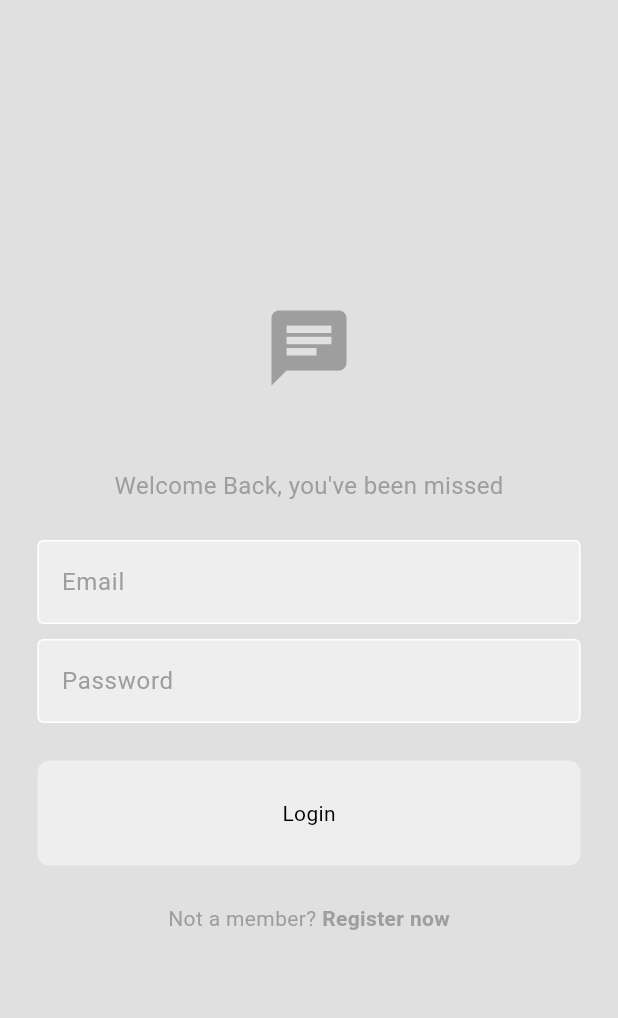
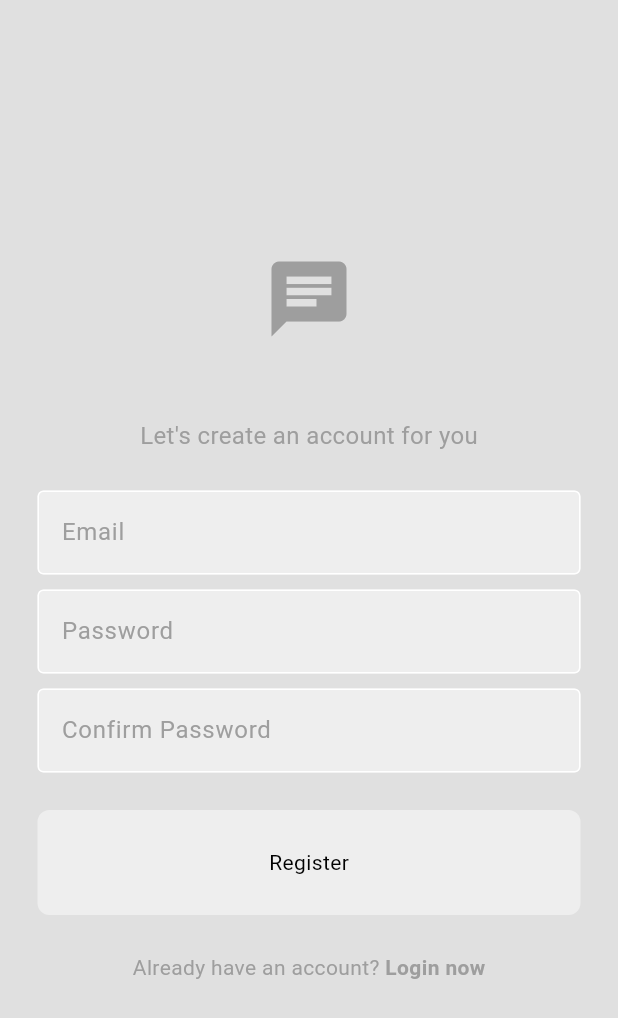
Before and after one commit to AfsanaDev/chat_app, a Flutter app: the screen it shows after launch, on a phone screen of 412 x 824 dp. Shown: the top 1018 px of the screen. Run offline on Flutter 3.47's test engine with Material 3 defaults, Android fonts, the phone set to English and light mode, and no system bars.

Commit message:
complete register page ui design

```diff
--- a/lib/main.dart
+++ b/lib/main.dart
@@ -1,4 +1,5 @@
 import 'package:chat_app/pages/login_page.dart';
+import 'package:chat_app/pages/register_page.dart';
 import 'package:chat_app/themes/light_mode.dart';
 import 'package:flutter/material.dart';
 
@@ -13,7 +14,7 @@ class MainApp extends StatelessWidget {
   Widget build(BuildContext context) {
     return MaterialApp(
       debugShowCheckedModeBanner: false,
-      home: LoginPage(),
+      home: RegisterPage(),
       theme: lightMode,
 
     );
--- /dev/null
+++ b/lib/pages/register_page.dart
@@ -0,0 +1,73 @@
+import 'package:chat_app/components/my_submit_button.dart';
+import 'package:chat_app/components/my_text_field.dart';
+import 'package:flutter/material.dart';
+
+class RegisterPage extends StatelessWidget {
+  const RegisterPage({super.key});
+
+
+  void register(){
+
+  }
+
+
+
+  @override
+  Widget build(BuildContext context) {
+    TextEditingController emailController = TextEditingController();
+    TextEditingController passwordController = TextEditingController();
+    TextEditingController confirmPasswordController = TextEditingController();
+    return Scaffold(
+     backgroundColor: Theme.of(context).colorScheme.surface,
+
+     body: Center(
+       child: Column(
+        mainAxisAlignment: MainAxisAlignment.center,
+        children: [
+          Icon(Icons.chat,
+          size: 60,
+          color: Theme.of(context).colorScheme.primary,),
+          SizedBox(height: 50,),
+          Text("Let's create an account for you",
+          style: TextStyle(
+            fontSize: 16,
+            color: Theme.of(context).colorScheme.primary,
+          ),),
+          SizedBox(height: 25),
+          MyTextField(hintText: 'Email',
+           obscureText: false,
+           tEController: emailController,),
+          SizedBox(height: 10),
+          MyTextField(hintText: 'Password',
+           obscureText: true,
+           tEController: passwordController,),
+           SizedBox(height: 10),
+           MyTextField(
+              hintText: 'Confirm Password',
+              obscureText: true,
+              tEController: confirmPasswordController,
+            ),
+          SizedBox(height: 25),
+          MySubmitButton(buttonText: "Register",
+           onTap: register,),
+           SizedBox(height: 25),
+          Row(
+            mainAxisAlignment: MainAxisAlignment.center,
+            children: [
+              Text("Already have an account? ",
+              style: TextStyle(
+                color: Theme.of(context).colorScheme.primary,
+              ),),
+              Text("Login now",
+              style: TextStyle(
+                fontWeight: FontWeight.bold,
+                color: Theme.of(context).colorScheme.primary,
+              ),),
+            ],
+          ),
+        ],
+       ),
+     ),
+    );
+  }
+}
```
